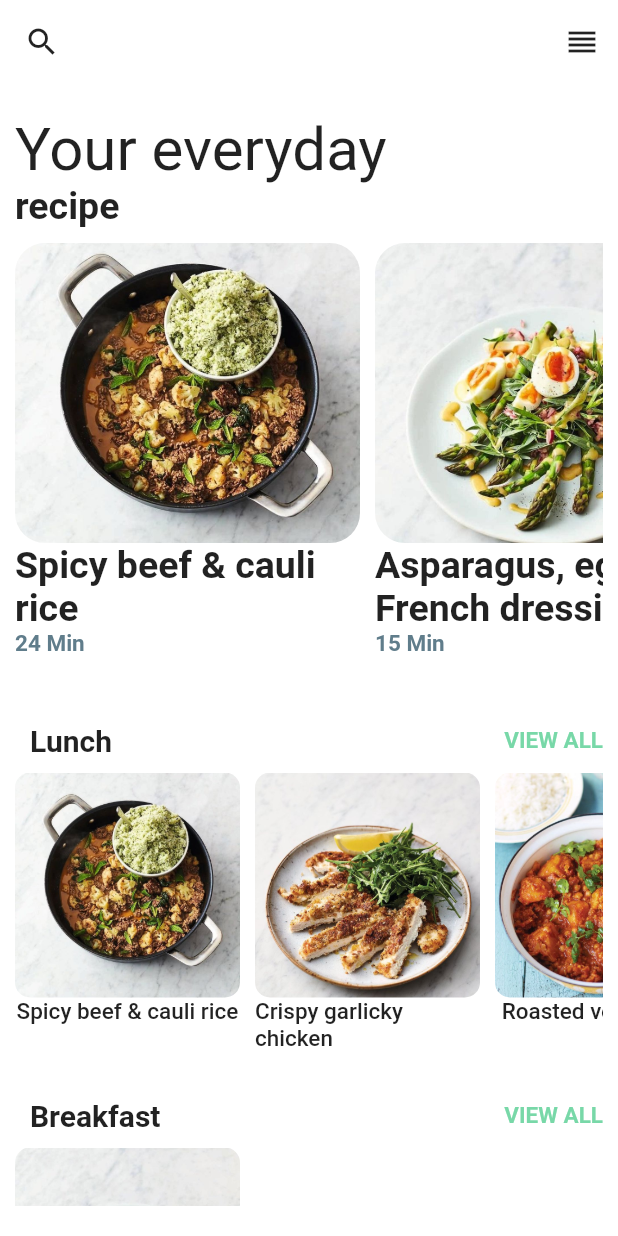
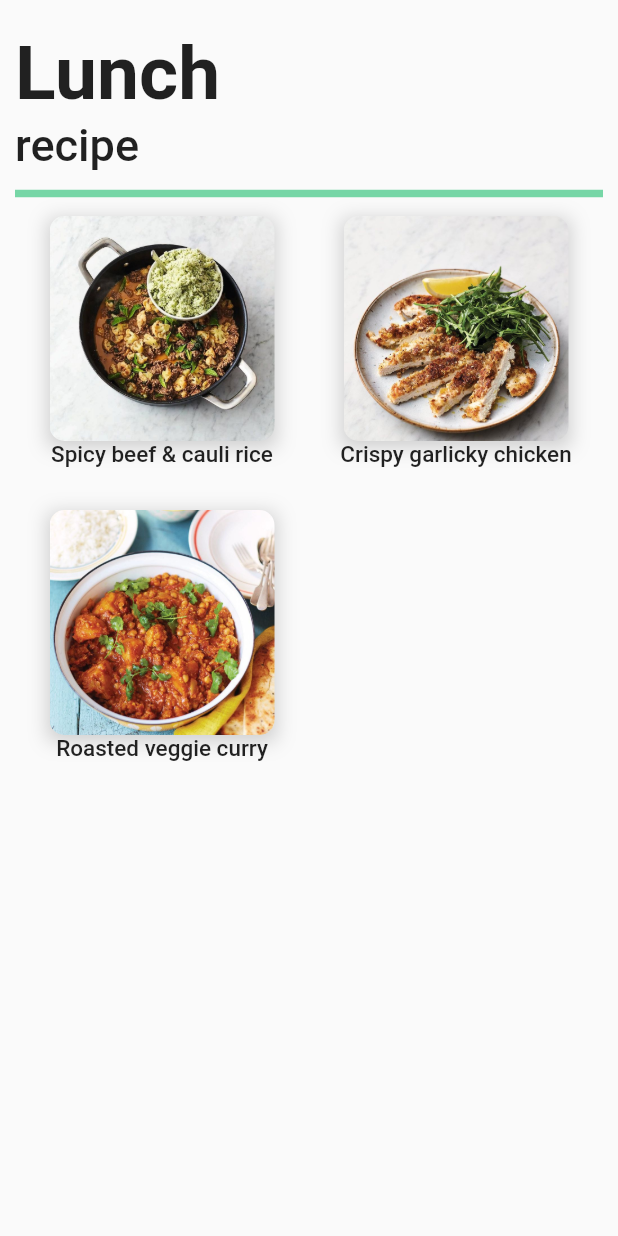
Before and after one commit to adilsakout/Cooking_Recipe_App, a Flutter app: the screen it shows after launch, after a tap on "VIEW ALL", on a phone screen of 412 x 824 dp. Run offline on Flutter 3.47's test engine with Material 2 defaults, Android fonts, the phone set to English and light mode, and no system bars; missing offline and left inert: flappy_search_bar.

Commit message:
2 commit

```diff
--- a/lib/data/data.dart
+++ b/lib/data/data.dart
@@ -2,6 +2,7 @@ import 'package:cooking_app/model/recipe_object.dart';
 
 List<Recipe> RecipeData = [
   Recipe(
+    Id: 001,
     image: 'images/spicy_beef_&_cauli_rice.jpg',
     category: 'Lunch',
     CookingTime: 24,
@@ -26,6 +27,7 @@ List<Recipe> RecipeData = [
     ],
   ),
   Recipe(
+      Id: 002,
       title: 'Asparagus, eggs & French dressing',
       image: 'images/asparagus_eggs_&_French_dressing.jpg',
       category: 'Breakfast',
@@ -47,6 +49,7 @@ List<Recipe> RecipeData = [
         'Drizzle each plate with 1 tablespoon of dressing (save the rest for another day), season from a height with a pinch of pepper, and dig in.'
       ]),
   Recipe(
+      Id: 003,
       title: 'Sicilian tuna pasta',
       CookingTime: 14,
       category: 'Diner',
@@ -67,6 +70,7 @@ List<Recipe> RecipeData = [
         'Taste, season to perfection with sea salt and black pepper, then dish up. Sprinkle over the crispy capers and the remaining oregano from a height, drizzle with 1 teaspoon of extra virgin olive oil, and tuck in.'
       ]),
   Recipe(
+      Id: 004,
       title: 'Crispy garlicky chicken',
       category: 'Lunch',
       image: 'images/crispy_garlicky_chicken.jpg',
@@ -88,6 +92,7 @@ List<Recipe> RecipeData = [
         'Slice, plate up, season to perfection with sea salt and black pepper, sprinkle with lemon-dressed rocket, and serve with lemon wedges, for squeezing over.'
       ]),
   Recipe(
+      Id: 005,
       title: 'Roasted veggie curry',
       image: 'images/roasted_veggie_curry.jpg',
       category: 'Lunch',
--- a/lib/model/recipe_object.dart
+++ b/lib/model/recipe_object.dart
@@ -5,11 +5,13 @@ class Recipe {
   List<String> preparation;
   String category;
   int CookingTime;
+  int Id;
   Recipe(
       {this.title,
       this.category,
       this.ingredient,
       this.preparation,
       this.CookingTime,
-      this.image});
+      this.image,
+      this.Id});
 }
--- /dev/null
+++ b/lib/view/all_recipe.dart
@@ -0,0 +1,131 @@
+import 'package:cooking_app/data/data.dart';
+import 'package:cooking_app/model/recipe_object.dart';
+import 'package:cooking_app/view/RecipeD.dart';
+import 'package:flutter/material.dart';
+
+class AllRecipe extends StatelessWidget {
+  final String RecipeCatagory;
+  final int RecipeIndex;
+  AllRecipe({this.RecipeCatagory, this.RecipeIndex});
+  @override
+  Widget build(BuildContext context) {
+    List<Recipe> Lunch = [];
+    List<Recipe> Breakfast = [];
+    List<Recipe> Diner = [];
+    List<Recipe> FoodList = [];
+    for (int i = 0; i < RecipeData.length; i++) {
+      if (RecipeData[i].category == 'Lunch') {
+        Lunch.add(RecipeData[i]);
+      } else if (RecipeData[i].category == 'Breakfast') {
+        Breakfast.add(RecipeData[i]);
+      } else {
+        Diner.add(RecipeData[i]);
+      }
+    }
+    if (RecipeCatagory == 'Lunch') {
+      FoodList = Lunch;
+    } else if (RecipeCatagory == 'Breakfast') {
+      FoodList = Breakfast;
+    } else {
+      FoodList = Diner;
+    }
+    ;
+    return Scaffold(
+      body: SafeArea(
+        child: Padding(
+          padding: EdgeInsets.symmetric(vertical: 20.0, horizontal: 10.0),
+          child: Column(
+            crossAxisAlignment: CrossAxisAlignment.start,
+            children: [
+              Text(
+                RecipeCatagory,
+                style: TextStyle(
+                  fontSize: 50.0,
+                  fontWeight: FontWeight.w700,
+                ),
+              ),
+              Text(
+                'recipe',
+                style: TextStyle(fontSize: 30.0, fontWeight: FontWeight.w500),
+              ),
+              Divider(
+                height: 30.0,
+                thickness: 5.0,
+                color: Color(0xAA34c47c),
+              ),
+              Expanded(
+                child: GridView.builder(
+                    physics: BouncingScrollPhysics(),
+                    itemCount: FoodList.length,
+                    gridDelegate: SliverGridDelegateWithFixedCrossAxisCount(
+                        crossAxisCount: 2),
+                    itemBuilder: (context, index) => GestureDetector(
+                          onTap: () {
+                            Navigator.push(
+                                context,
+                                MaterialPageRoute(
+                                    builder: (context) => RecipeD(
+                                          CookingTime:
+                                              FoodList[index].CookingTime,
+                                          RecipeTitle: FoodList[index].title,
+                                          ImageLink: FoodList[index].image,
+                                          Ingredient:
+                                              FoodList[index].ingredient,
+                                          Preparation:
+                                              FoodList[index].preparation,
+                                        )));
+                          },
+                          child: Container(
+                            child: Column(
+                              children: [
+                                Expanded(
+                                  child: Column(
+                                    children: [
+                                      Container(
+                                        decoration: BoxDecoration(
+                                          boxShadow: [
+                                            BoxShadow(
+                                              color:
+                                                  Colors.grey.withOpacity(0.5),
+                                              spreadRadius: 1,
+                                              blurRadius: 10,
+                                              offset: Offset(0,
+                                                  3), // changes position of shadow
+                                            ),
+                                          ],
+                                        ),
+                                        child: ClipRRect(
+                                          child: Image(
+                                            image: AssetImage(
+                                                FoodList[index].image),
+                                            fit: BoxFit.cover,
+                                          ),
+                                          borderRadius: BorderRadius.all(
+                                              Radius.circular(10)),
+                                        ),
+                                        height: 150.0,
+                                        width: 150.0,
+                                      ),
+                                      Text(
+                                        FoodList[index].title,
+                                        style: TextStyle(
+                                          fontSize: 15.0,
+                                          fontWeight: FontWeight.w500,
+                                        ),
+                                        textAlign: TextAlign.center,
+                                      )
+                                    ],
+                                  ),
+                                ),
+                              ],
+                            ),
+                          ),
+                        )),
+              )
+            ],
+          ),
+        ),
+      ),
+    );
+  }
+}
--- a/lib/view/mainHome.dart
+++ b/lib/view/mainHome.dart
@@ -1,7 +1,7 @@
 import 'package:cooking_app/data/data.dart';
-import 'package:cooking_app/view//mealTime.dart';
 import 'package:cooking_app/view/RecipeD.dart';
 import 'package:cooking_app/view/search_screen.dart';
+import 'package:cooking_app/widget//mealTime.dart';
 import 'package:flutter/cupertino.dart';
 import 'package:flutter/material.dart';
 
@@ -70,7 +70,8 @@ class MainHome extends StatelessWidget {
                                 RecipeTitle: RecipeData[index].title,
                                 ImageLink: RecipeData[index].image,
                                 CookingTime: RecipeData[index].CookingTime,
-                                Index: index,
+                                Ingredient: RecipeData[index].ingredient,
+                                Preparation: RecipeData[index].preparation,
                               ),
                             ));
                       },
--- a/lib/view/mealTime.dart
+++ b/lib/widget/mealTime.dart
@@ -1,6 +1,7 @@
 import 'package:cooking_app/data/data.dart';
 import 'package:cooking_app/model/recipe_object.dart';
 import 'package:cooking_app/view/RecipeD.dart';
+import 'package:cooking_app/view/all_recipe.dart';
 import 'package:flutter/cupertino.dart';
 import 'package:flutter/material.dart';
 import 'package:flutter/widgets.dart';
@@ -57,6 +58,12 @@ class MealPlan extends StatelessWidget {
                 ),
                 onTap: () {
                   //navigate to the detail page
+                  Navigator.push(
+                      context,
+                      MaterialPageRoute(
+                          builder: (context) => AllRecipe(
+                                RecipeCatagory: Sindex,
+                              )));
                 },
               )
             ],
@@ -80,7 +87,8 @@ class MealPlan extends StatelessWidget {
                                     RecipeTitle: FoodList[index].title,
                                     CookingTime: FoodList[index].CookingTime,
                                     ImageLink: FoodList[index].image,
-                                    Index: index,
+                                    Ingredient: FoodList[index].ingredient,
+                                    Preparation: FoodList[index].preparation,
                                   )));
                     },
                     child: Container(
```
Also changed, not shown: lib/view/RecipeD.dart (+18 -9 lines).
